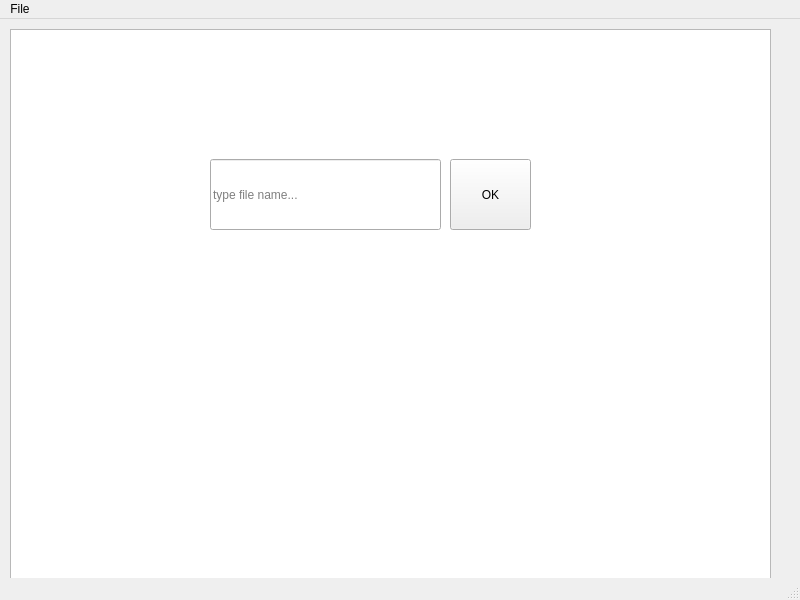
Old version of the form form/mainwindow.ui in the repository ilija-s/html-editor.
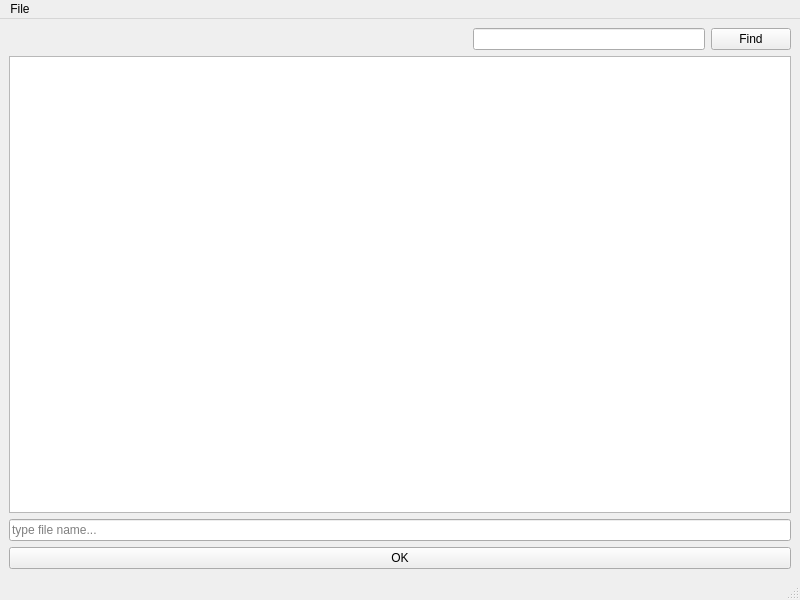
New version of the form. Custom widgets are drawn as their Qt base class.

Commit message: Improve: Updated the UI with new component for searching

What changed in the file:
```diff
--- a/form/mainwindow.ui
+++ b/form/mainwindow.ui
@@ -14,51 +14,78 @@
    <string>MainWindow</string>
   </property>
   <widget class="QWidget" name="centralwidget">
+   <layout class="QVBoxLayout" name="verticalLayout">
+    <item>
+     <layout class="QHBoxLayout" name="horizontalLayout_2">
+      <item>
+       <spacer name="horizontalSpacer">
+        <property name="orientation">
+         <enum>Qt::Horizontal</enum>
+        </property>
+        <property name="sizeType">
+         <enum>QSizePolicy::Expanding</enum>
+        </property>
+        <property name="sizeHint" stdset="0">
+         <size>
+          <width>40</width>
+          <height>20</height>
+         </size>
+        </property>
+       </spacer>
+      </item>
+      <item>
+       <widget class="QLineEdit" name="leFindInput">
+        <property name="minimumSize">
+         <size>
+          <width>180</width>
+          <height>0</height>
+         </size>
+        </property>
+        <property name="maximumSize">
+         <size>
+          <width>232</width>
+          <height>16777215</height>
+         </size>
+        </property>
+       </widget>
+      </item>
+      <item>
+       <widget class="QPushButton" name="pbFind">
+        <property name="text">
+         <string>Find</string>
+        </property>
+       </widget>
+      </item>
+     </layout>
+    </item>
+    <item>
    <widget class="HtmlEditor" name="htmlEditor">
     <property name="enabled">
      <bool>true</bool>
     </property>
-    <property name="geometry">
-     <rect>
-      <x>10</x>
-      <y>10</y>
-      <width>761</width>
-      <height>551</height>
-     </rect>
-    </property>
-   </widget>
+     </widget>
+    </item>
+    <item>
    <widget class="QLineEdit" name="inputFileName">
     <property name="enabled">
      <bool>true</bool>
     </property>
-    <property name="geometry">
-     <rect>
-      <x>210</x>
-      <y>140</y>
-      <width>231</width>
-      <height>71</height>
-     </rect>
-    </property>
     <property name="placeholderText">
      <string>type file name...</string>
     </property>
    </widget>
+    </item>
+    <item>
    <widget class="QPushButton" name="pbFileName">
     <property name="enabled">
      <bool>true</bool>
     </property>
-    <property name="geometry">
-     <rect>
-      <x>450</x>
-      <y>140</y>
-      <width>81</width>
-      <height>71</height>
-     </rect>
-    </property>
     <property name="text">
      <string>OK</string>
     </property>
    </widget>
+    </item>
+   </layout>
   </widget>
   <widget class="QMenuBar" name="menubar">
    <property name="geometry">
```
Left out of the diff: 2 changed lines with no effect on the pictures. Lines whose indentation alone changed are shown as unchanged.
